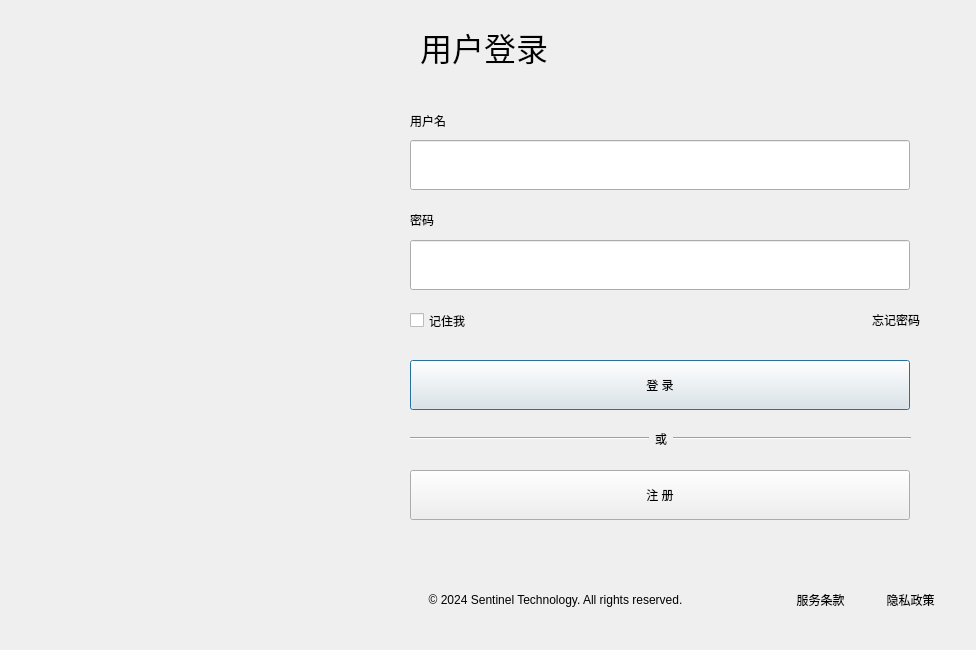
Above: UI/Login/logindialog.ui from HeQiTZD/ParkingSystem before the change. Below: the same form after it.
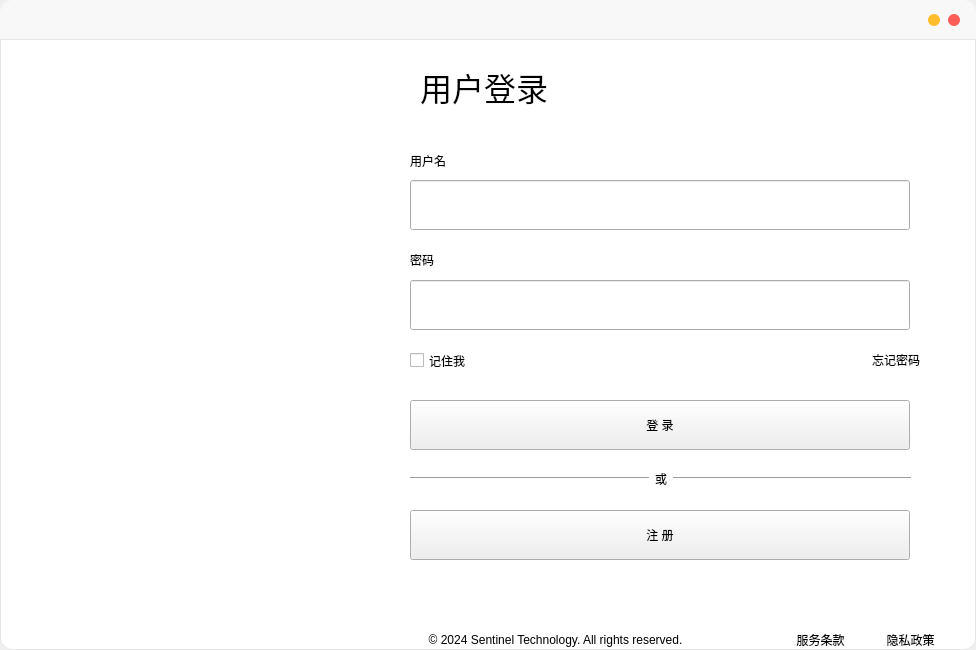
That is the form after the change.

Commit message:
feat: 为 LoginDialog 实现无边框窗口
- 参考 ConfigInitDialog 的无边框窗口设计
- 添加 mainContainer、titleBar、systemBtnsPanel 组件
- 实现窗口拖动、最小化、关闭功能
- 保留原有的左右分栏布局
- 添加阴影效果和圆角样式

Patch:
```diff
--- a/UI/Login/logindialog.ui
+++ b/UI/Login/logindialog.ui
@@ -1,7 +1,7 @@
 <?xml version="1.0" encoding="UTF-8"?>
 <ui version="4.0">
  <class>LoginDialog</class>
- <widget class="QDialog" name="LoginDialog">
+ <widget class="QWidget" name="nativeParentWidget">
   <property name="geometry">
    <rect>
     <x>0</x>
@@ -25,6 +25,176 @@
   <property name="windowTitle">
    <string>Dialog</string>
   </property>
+  <property name="styleSheet">
+   <string notr="true">QWidget#nativeParentWidget {
+    background: transparent;
+}</string>
+  </property>
+  <widget class="QWidget" name="mainContainer">
+   <property name="geometry">
+    <rect>
+     <x>0</x>
+     <y>0</y>
+     <width>976</width>
+     <height>650</height>
+    </rect>
+   </property>
+   <property name="styleSheet">
+    <string notr="true">QWidget#mainContainer {
+    background: #FFFFFF;
+    border: 1px solid #E5E5E5;
+    border-radius: 12px;
+}</string>
+   </property>
+   <layout class="QVBoxLayout" name="verticalLayout_4">
+    <property name="spacing">
+     <number>0</number>
+    </property>
+    <property name="leftMargin">
+     <number>0</number>
+    </property>
+    <property name="topMargin">
+     <number>0</number>
+    </property>
+    <property name="rightMargin">
+     <number>0</number>
+    </property>
+    <property name="bottomMargin">
+     <number>0</number>
+    </property>
+    <item>
+     <widget class="QWidget" name="titleBar" native="true">
+      <property name="minimumSize">
+       <size>
+        <width>0</width>
+        <height>40</height>
+       </size>
+      </property>
+      <property name="maximumSize">
+       <size>
+        <width>16777215</width>
+        <height>40</height>
+       </size>
+      </property>
+      <property name="styleSheet">
+       <string notr="true">background: #F8F8F8;
+border-top-left-radius: 12px;
+border-top-right-radius: 12px;
+border-bottom: 1px solid #E5E5E5;</string>
+      </property>
+      <layout class="QHBoxLayout" name="horizontalLayout_titleBar">
+       <property name="spacing">
+        <number>0</number>
+       </property>
+       <property name="leftMargin">
+        <number>0</number>
+       </property>
+       <property name="topMargin">
+        <number>0</number>
+       </property>
+       <property name="rightMargin">
+        <number>16</number>
+       </property>
+       <property name="bottomMargin">
+        <number>0</number>
+       </property>
+       <item>
+        <spacer name="horizontalSpacer">
+         <property name="orientation">
+          <enum>Qt::Horizontal</enum>
+         </property>
+         <property name="sizeHint" stdset="0">
+          <size>
+           <width>40</width>
+           <height>20</height>
+          </size>
+         </property>
+        </spacer>
+       </item>
+       <item>
+        <widget class="QWidget" name="systemBtnsPanel" native="true">
+         <layout class="QHBoxLayout" name="horizontalLayout_3">
+          <property name="spacing">
+           <number>8</number>
+          </property>
+          <property name="leftMargin">
+           <number>0</number>
+          </property>
+          <property name="topMargin">
+           <number>0</number>
+          </property>
+          <property name="rightMargin">
+           <number>0</number>
+          </property>
+          <property name="bottomMargin">
+           <number>0</number>
+          </property>
+          <item>
+           <widget class="QPushButton" name="btnMinimize">
+            <property name="minimumSize">
+             <size>
+              <width>12</width>
+              <height>12</height>
+             </size>
+            </property>
+            <property name="maximumSize">
+             <size>
+              <width>12</width>
+              <height>12</height>
+             </size>
+            </property>
+            <property name="styleSheet">
+             <string notr="true">QPushButton {
+    background: #FFBD2E;
+    border: none;
+    border-radius: 6px;
+}
+QPushButton:hover {
+    background: #FFB800;
+}</string>
+            </property>
+            <property name="text">
+             <string/>
+            </property>
+           </widget>
+          </item>
+          <item>
+           <widget class="QPushButton" name="btnClose">
+            <property name="minimumSize">
+             <size>
+              <width>12</width>
+              <height>12</height>
+             </size>
+            </property>
+            <property name="maximumSize">
+             <size>
+              <width>12</width>
+              <height>12</height>
+             </size>
+            </property>
+            <property name="styleSheet">
+             <string notr="true">QPushButton {
+    background: #FF5F57;
+    border: none;
+    border-radius: 6px;
+}
+QPushButton:hover {
+    background: #FF3B30;
+}</string>
+            </property>
+            <property name="text">
+             <string/>
+            </property>
+           </widget>
+          </item>
+         </layout>
+        </widget>
+       </item>
+      </layout>
+     </widget>
+    </item>
+    <item>
+     <widget class="QWidget" name="contentArea" native="true">
   <layout class="QHBoxLayout" name="horizontalLayout">
    <property name="spacing">
     <number>0</number>
@@ -315,6 +485,10 @@
     </widget>
    </item>
   </layout>
+     </widget>
+    </item>
+   </layout>
+  </widget>
  </widget>
  <resources/>
  <connections/>
```
Left out of the diff: 2 changed lines with no effect on the pictures. Lines whose indentation alone changed are shown as unchanged. The commit also changes 2 other files.
